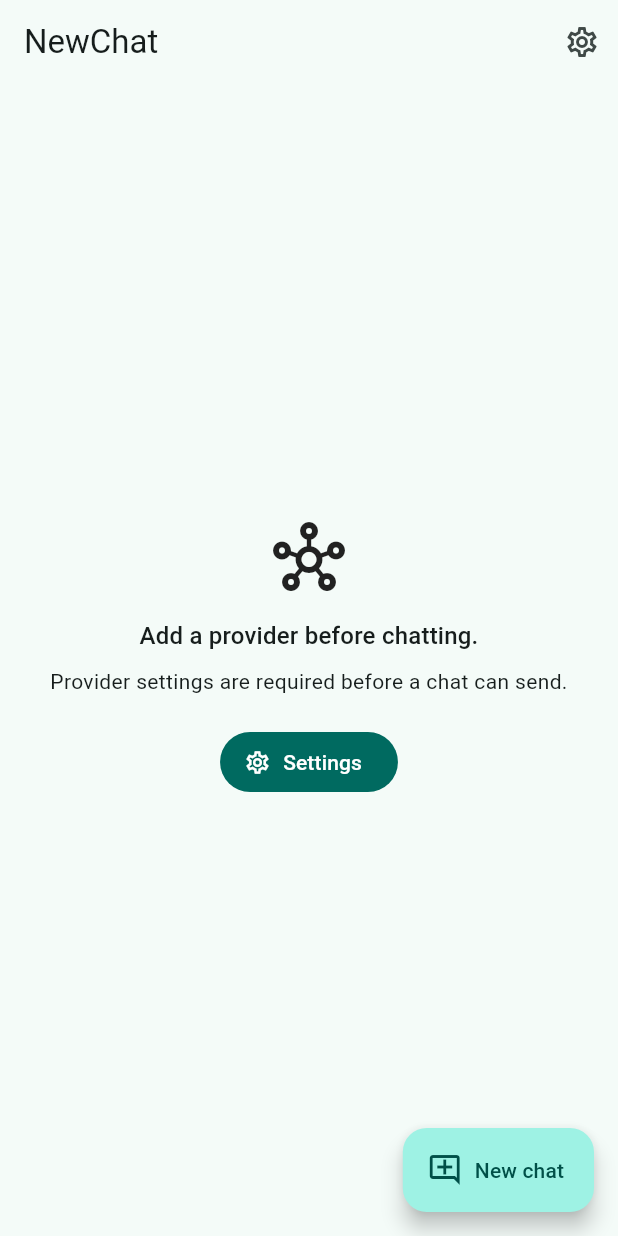
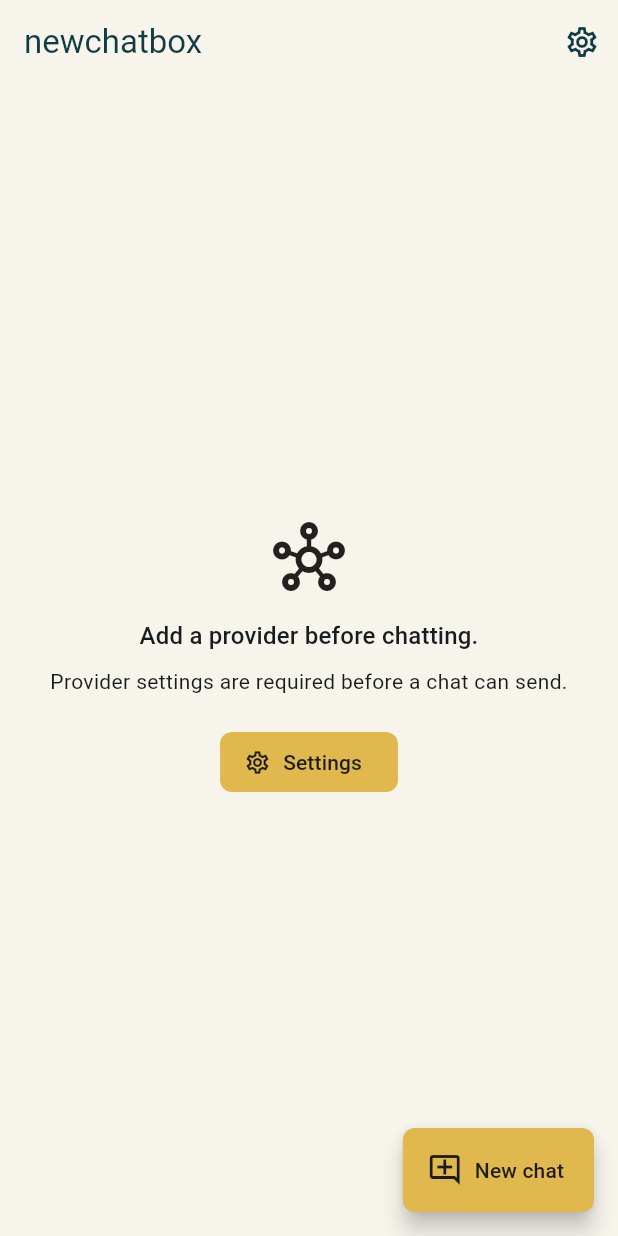
Before and after one commit to dabinDev/NewChat, a Flutter app: the screen it shows after launch, after a tap on "Settings", after a tap on the "arrow back" icon, on a phone screen of 412 x 824 dp. Run offline on Flutter 3.47's test engine with Material 3 defaults, Android fonts, the phone set to English and light mode, and no system bars; our stand-ins replace dio, flutter_highlight, flutter_markdown, flutter_riverpod, flutter_secure_storage, go_router and 2 more; accounts and stored records are empty; generated files the repository leaves out were written again.

Commit message:
style: refresh newchatbox interface

```diff
--- a/lib/app.dart
+++ b/lib/app.dart
@@ -57,16 +57,89 @@ class NewChatApp extends StatelessWidget {
 
   @override
   Widget build(BuildContext context) {
+    const primary = Color(0xFF123C44);
+    const secondary = Color(0xFFE0B84D);
+    const surface = Color(0xFFF7F4EC);
+    const radius = Radius.circular(8);
+    final scheme = ColorScheme.fromSeed(
+      seedColor: primary,
+      primary: primary,
+      secondary: secondary,
+      surface: surface,
+      brightness: Brightness.light,
+    );
+
     return MaterialApp.router(
       onGenerateTitle: (context) => AppLocalizations.of(context).appTitle,
       localizationsDelegates: AppLocalizations.localizationsDelegates,
-      supportedLocales: const [
-        Locale('en'),
-        Locale('zh'),
-      ],
+      supportedLocales: AppLocalizations.supportedLocales,
       theme: ThemeData(
-        colorScheme: ColorScheme.fromSeed(seedColor: Colors.teal),
+        colorScheme: scheme,
         useMaterial3: true,
+        scaffoldBackgroundColor: surface,
+        appBarTheme: const AppBarTheme(
+          backgroundColor: surface,
+          foregroundColor: primary,
+          centerTitle: false,
+          elevation: 0,
+          scrolledUnderElevation: 0,
+        ),
+        cardTheme: const CardTheme(
+          color: Colors.white,
+          elevation: 0,
+          margin: EdgeInsets.zero,
+          shape: RoundedRectangleBorder(
+            borderRadius: BorderRadius.all(radius),
+          ),
+        ),
+        floatingActionButtonTheme: const FloatingActionButtonThemeData(
+          backgroundColor: secondary,
+          foregroundColor: Color(0xFF1D1B16),
+          shape: RoundedRectangleBorder(
+            borderRadius: BorderRadius.all(radius),
+          ),
+        ),
+        filledButtonTheme: FilledButtonThemeData(
+          style: FilledButton.styleFrom(
+            backgroundColor: secondary,
+            foregroundColor: const Color(0xFF1D1B16),
+            shape: const RoundedRectangleBorder(
+              borderRadius: BorderRadius.all(radius),
+            ),
+          ),
+        ),
+        outlinedButtonTheme: OutlinedButtonThemeData(
+          style: OutlinedButton.styleFrom(
+            foregroundColor: primary,
+            shape: const RoundedRectangleBorder(
+              borderRadius: BorderRadius.all(radius),
+            ),
+          ),
+        ),
+        inputDecorationTheme: const InputDecorationTheme(
+          border: OutlineInputBorder(
+            borderRadius: BorderRadius.all(radius),
+          ),
+          enabledBorder: OutlineInputBorder(
+            borderRadius: BorderRadius.all(radius),
+            borderSide: BorderSide(color: Color(0xFFD8D0C0)),
+          ),
+          focusedBorder: OutlineInputBorder(
+            borderRadius: BorderRadius.all(radius),
+            borderSide: BorderSide(color: primary, width: 1.4),
+          ),
+        ),
+        popupMenuTheme: const PopupMenuThemeData(
+          shape: RoundedRectangleBorder(
+            borderRadius: BorderRadius.all(radius),
+          ),
+        ),
+        bottomSheetTheme: const BottomSheetThemeData(
+          backgroundColor: surface,
+          shape: RoundedRectangleBorder(
+            borderRadius: BorderRadius.vertical(top: radius),
+          ),
+        ),
       ),
       routerConfig: _router,
     );
--- a/lib/features/providers/presentation/settings_screen.dart
+++ b/lib/features/providers/presentation/settings_screen.dart
@@ -21,17 +21,18 @@ class _SettingsScreenState extends ConsumerState<SettingsScreen> {
     final selectedLanguage = ref.watch(selectedLanguageProvider);
 
     return Scaffold(
+      backgroundColor: Theme.of(context).colorScheme.surface,
       appBar: AppBar(
         leading: const AppBackButton(fallbackPath: AppRoutes.home),
         title: Text(l10n.settings),
       ),
       body: ListView(
-        padding: const EdgeInsets.symmetric(vertical: 8),
+        padding: const EdgeInsets.fromLTRB(12, 8, 12, 24),
         children: [
           Padding(
-            padding: const EdgeInsets.fromLTRB(16, 8, 16, 4),
+            padding: const EdgeInsets.fromLTRB(4, 8, 4, 4),
             child: Text(
-              'Providers',
+              l10n.providers,
               style: Theme.of(context).textTheme.titleMedium,
             ),
           ),
@@ -47,13 +48,13 @@ class _SettingsScreenState extends ConsumerState<SettingsScreen> {
             ),
           ListTile(
             leading: const Icon(Icons.add_link_outlined),
-            title: const Text('Add provider'),
+            title: Text(l10n.addProvider),
             onTap: () => context.go(AppRoutes.newProvider),
           ),
           const Divider(),
           ListTile(
             leading: const Icon(Icons.memory_outlined),
-            title: const Text('Models'),
+            title: Text(l10n.models),
             onTap: () => context.go(AppRoutes.models),
           ),
           const Divider(),
@@ -61,19 +62,19 @@ class _SettingsScreenState extends ConsumerState<SettingsScreen> {
             value: 'system',
             groupValue: selectedLanguage,
             onChanged: _selectLanguage,
-            title: const Text('System language'),
+            title: Text(l10n.systemLanguage),
           ),
           RadioListTile<String>(
             value: 'zh',
             groupValue: selectedLanguage,
             onChanged: _selectLanguage,
-            title: const Text('Chinese'),
+            title: Text(l10n.chinese),
           ),
           RadioListTile<String>(
             value: 'en',
             groupValue: selectedLanguage,
             onChanged: _selectLanguage,
-            title: const Text('English'),
+            title: Text(l10n.english),
           ),
         ],
       ),
```
Also changed, not shown: lib/features/chat/presentation/chat_screen.dart (+41 -35 lines), lib/features/chat/presentation/image_viewer_screen.dart (+20 -12 lines), lib/features/chat/presentation/session_list_screen.dart (+37 -13 lines), lib/features/chat/presentation/widgets/chat_input_bar.dart (+47 -11 lines), lib/features/chat/presentation/widgets/message_bubble.dart (+17 -14 lines), lib/features/providers/presentation/model_manager_screen.dart (+28 -18 lines), lib/features/providers/presentation/provider_editor_screen.dart (+16 -20 lines), lib/l10n/app_en.arb (+80 -2 lines), lib/l10n/app_zh.arb (+72 -4 lines), 8 other files.
